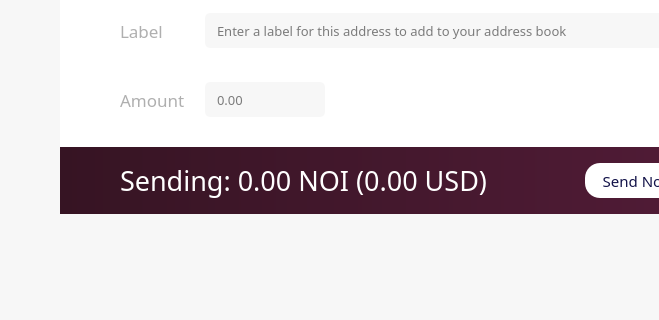
First picture: the form in src/qt/forms/sendcoinsdialog.ui, repository noirofficial/noir, before the edit; both pictures show x 0 to 659 and y 218 to 538 of the 810 by 538 pixel window.
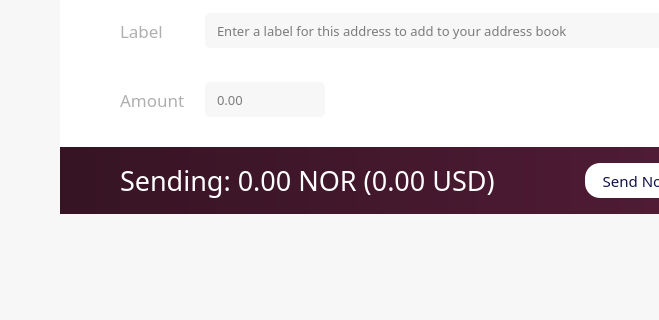
Second picture: the form after the edit. Icons and pictures are not drawn. Custom widgets are drawn as their Qt base class.

Diff of the .ui file:
```diff
--- a/src/qt/forms/sendcoinsdialog.ui
+++ b/src/qt/forms/sendcoinsdialog.ui
@@ -693,7 +693,7 @@
 </string>
              </property>
              <property name="text">
-              <string>Sending: 0.00 NOI (0.00 USD)</string>
+              <string>Sending: 0.00 NOR (0.00 USD)</string>
              </property>
             </widget>
            </item>
```
Left out of the diff: 8 changed lines with no effect on the pictures.
